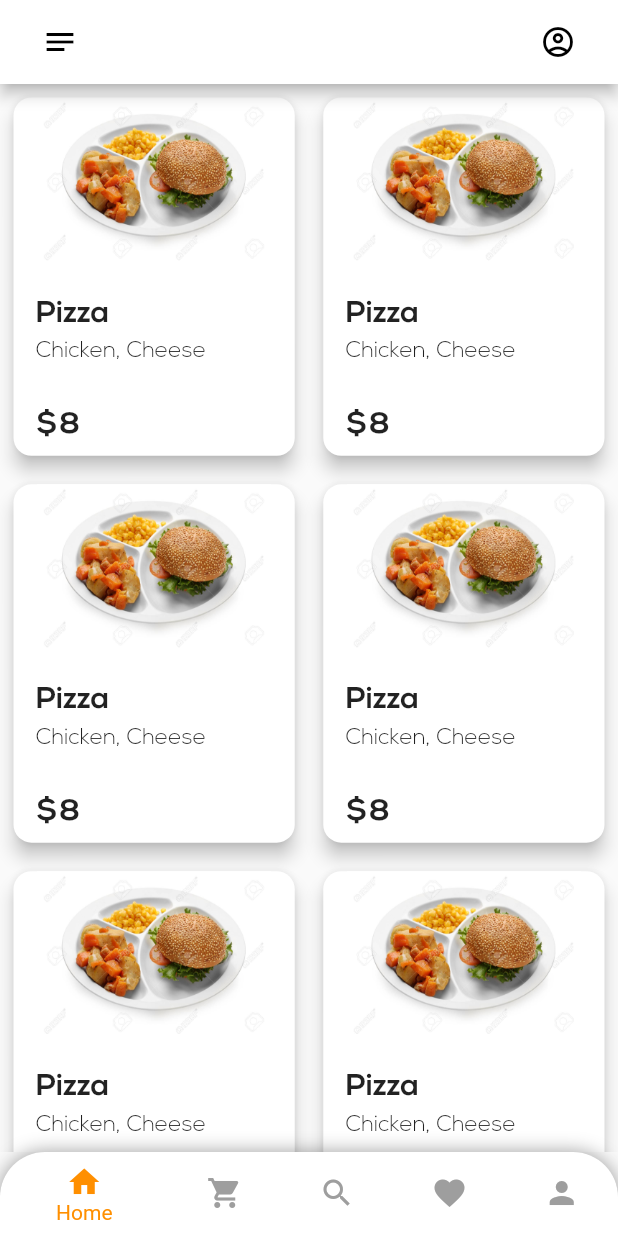
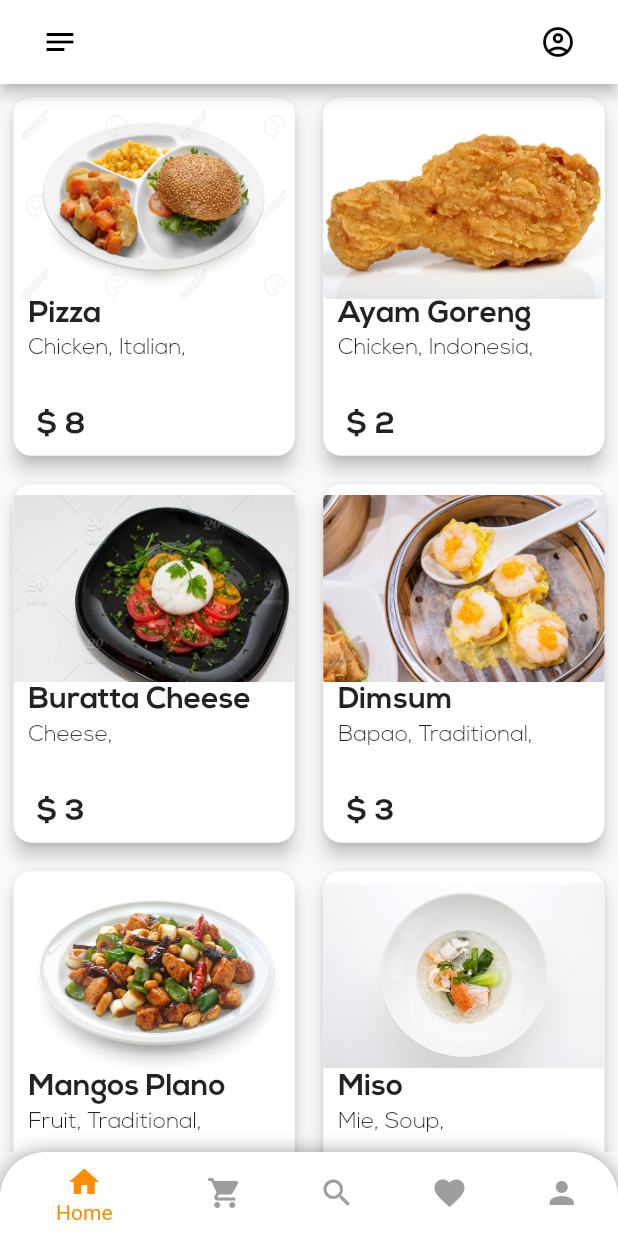
Before and after one commit to rezkyws/food-shop-flutter, a Flutter app: the screen it shows after launch, on a phone screen of 412 x 824 dp. Run offline on Flutter 3.47's test engine with Material 2 defaults, Android fonts, the phone set to English and light mode, and no system bars.

Commit message:
add dynamic list

```diff
--- a/lib/card_list.dart
+++ b/lib/card_list.dart
@@ -1,10 +1,12 @@
 import 'package:flutter/material.dart';
 import 'package:submission/food_detail.dart';
+import 'package:submission/model/food.dart';
 
 
 class CardList extends StatelessWidget {
   @override
   Widget build(BuildContext context) {
+
     // Size screenSize = MediaQuery
     //     .of(context)
     //     .size;
@@ -55,7 +57,7 @@ class CardList extends StatelessWidget {
       ),
       body: LayoutBuilder(
           builder: (BuildContext context, BoxConstraints constraints) {
-            // if (constraints.maxWidth < 900) {
+            if (constraints.maxWidth < 600) {
             return GridView.count(
               crossAxisCount: 2,
               childAspectRatio: 0.80,
@@ -63,13 +65,30 @@ class CardList extends StatelessWidget {
               crossAxisSpacing: 1.0,
               children: _generateContainers(context),
             );
-          }
-        // },
+          } else if (constraints.maxWidth < 900) {
+              return GridView.count(
+                crossAxisCount: 4,
+                childAspectRatio: 0.80,
+                mainAxisSpacing: 1.0,
+                crossAxisSpacing: 1.0,
+                children: _generateContainers(context),
+              );
+            } else {
+              return GridView.count(
+                crossAxisCount: 6,
+                childAspectRatio: 0.80,
+                mainAxisSpacing: 1.0,
+                crossAxisSpacing: 1.0,
+                children: _generateContainers(context),
+              );
+            }
+        },
       ),
     );
   }
   List<Widget> _generateContainers(BuildContext context) {
-    return List<Widget>.generate(20, (index) {
+    return List<Widget>.generate(foodList.length, (index) {
+      final Food food = foodList[index];
       return Container(
         padding: EdgeInsets.fromLTRB(5, 5, 5, 5),
         // height: 220,
@@ -83,7 +102,7 @@ class CardList extends StatelessWidget {
                   GestureDetector(
                     onTap: () {
                       Navigator.push(context, MaterialPageRoute(builder: (context) {
-                        return DetailScreen();
+                        return DetailScreen(food: food,);
                       }));
                     },
                     child: Card(
@@ -93,31 +112,36 @@ class CardList extends StatelessWidget {
                       Align(
                         alignment: Alignment.topCenter,
                         child: Padding(
-                          padding: const EdgeInsets.only(bottom: 130),
+                          padding: const EdgeInsets.only(bottom: 100,),
                           child: ClipRRect(
                             borderRadius: BorderRadius.circular(10),
-                            child: Image.asset('images/burger.jpg', height: 300, width: 250,),
+                            child: Image.asset(food.imageAsset, height: 200, width: 300,),
                           ),
                         ),
                       ),
                       Padding(
-                        padding: const EdgeInsets.only(top: 50, left: 15),
+                        padding: const EdgeInsets.only(top: 50, left: 10),
                         child: Align(
                           alignment: Alignment.centerLeft,
                           child: Text(
-                            'Pizza',
+                            food.name,
                             style: TextStyle(fontFamily: 'Nexa', fontSize: 20, fontWeight: FontWeight.bold),
                           ),
                         ),
                       ),
                       Padding(
-                        padding: const EdgeInsets.only(top: 100, left: 15),
+                        padding: const EdgeInsets.only(top: 160, left: 10),
                         child: Align(
                           alignment: Alignment.centerLeft,
-                          child: Text(
-                            'Chicken, Cheese',
-                            style: TextStyle(fontFamily: 'Nexa', fontSize: 15, fontStyle: FontStyle.normal),
-                          ),
+                          child: ListView(
+                            scrollDirection: Axis.horizontal,
+                            children: food.categories.map((category) {
+                              return Text(
+                                '$category, ',
+                                style: TextStyle(fontFamily: 'Nexa', fontSize: 15, fontStyle: FontStyle.normal),
+                              );
+                            }).toList()
+                          )
                         ),
                       ),
                       Padding(
@@ -125,7 +149,7 @@ class CardList extends StatelessWidget {
                         child: Align(
                           alignment: Alignment.bottomLeft,
                           child: Text(
-                            '\$\8',
+                            '\$\ ${food.price.toString()}',
                             style: TextStyle(fontFamily: 'Nexa', fontSize: 20, fontWeight: FontWeight.bold),
                           ),
                         ),
--- a/lib/food_detail.dart
+++ b/lib/food_detail.dart
@@ -1,7 +1,12 @@
 import 'package:flutter/material.dart';
 import 'package:flutter/services.dart';
+import 'package:submission/model/food.dart';
 
 class DetailScreen extends StatelessWidget {
+  final Food food;
+
+  DetailScreen({required this.food});
+
   @override
   Widget build(BuildContext context) {
     return Scaffold(
@@ -15,7 +20,7 @@ class DetailScreen extends StatelessWidget {
             children: <Widget>[
               Stack(
                 children: [
-                  Image.asset('images/burger.jpg'),
+                  Image.asset(food.imageAsset),
                   Padding(
                     padding: const EdgeInsets.all(8.0),
                     child: Row(
@@ -43,11 +48,13 @@ class DetailScreen extends StatelessWidget {
                 child: Row(
                   mainAxisAlignment: MainAxisAlignment.spaceBetween,
                   children: [
-                    Padding(
-                      padding: EdgeInsets.all(20),
-                      child: Text(
-                        'Pizza',
-                        style: TextStyle(fontFamily: 'Nexa', fontSize: 35, fontWeight: FontWeight.bold),
+                    Expanded(
+                      child: Padding(
+                        padding: EdgeInsets.all(20),
+                        child: Text(
+                          food.name,
+                          style: TextStyle(fontFamily: 'Nexa', fontSize: 35, fontWeight: FontWeight.bold),
+                        ),
                       ),
                     ),
                     Stack(
@@ -74,11 +81,16 @@ class DetailScreen extends StatelessWidget {
                     style: TextStyle(fontFamily: 'Nexa', fontSize: 20, fontWeight: FontWeight.normal),
                   ),
                 ),
-              )
+              ),
             ],
           ),
         )
       )
+          // floatingActionButton: FloatingActionButton.extended(
+          //   onPressed: () {},
+          //   label: const Text('add to bag'),
+          //   icon: ,
+          // ),
     );
   }
 }
```
